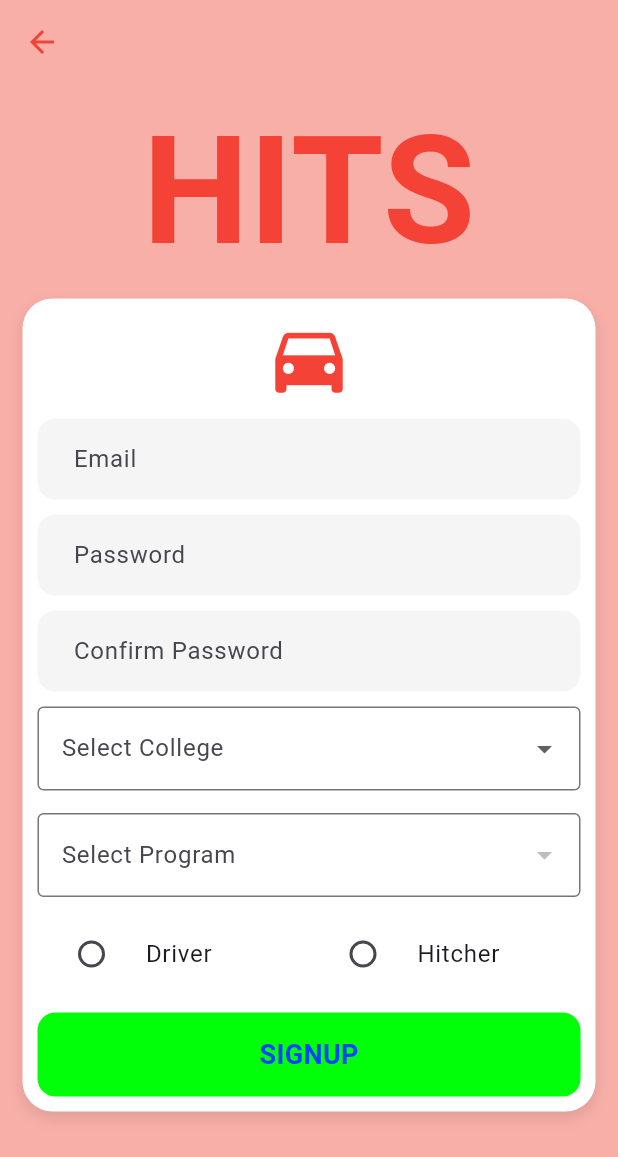
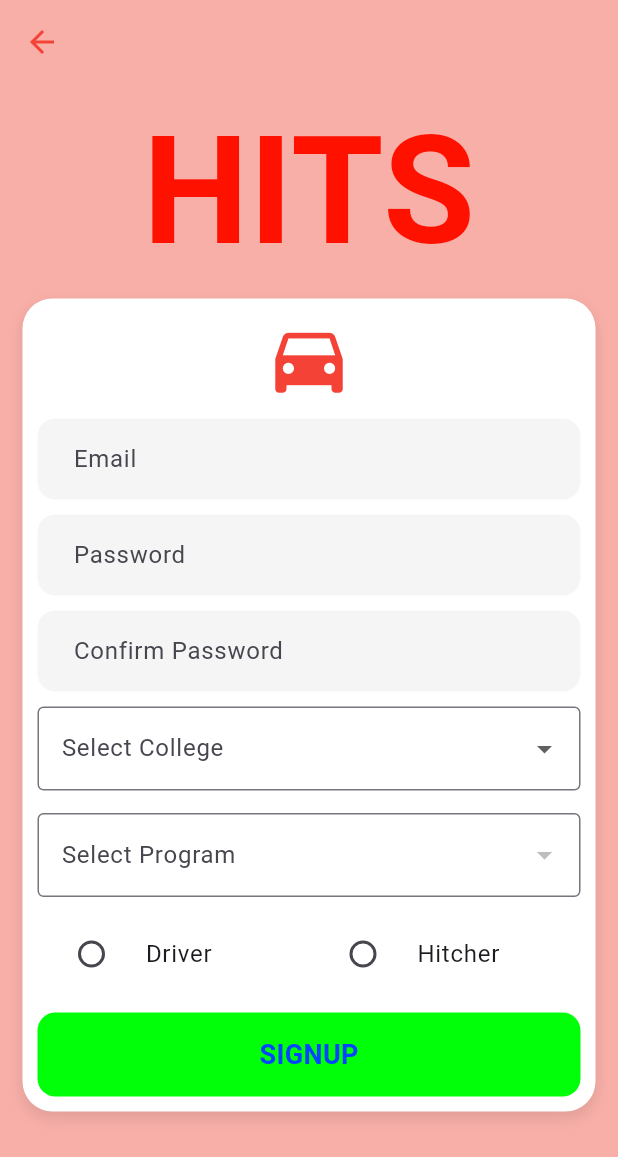
Before and after one commit to cybot555/mmcm_hits_repo, a Flutter app: the SignupPage screen opened directly with empty values, on a phone screen of 412 x 824 dp. Shown: the top 1157 px of the screen. Run offline on Flutter 3.47's test engine with Material 3 defaults, Android fonts, the phone set to English and light mode, and no system bars; our stand-ins replace cloud_firestore, file_picker, firebase_auth, firebase_core; accounts and stored records are empty.

Commit message:
matched HITS color in signup page to be same as signin page

```diff
--- a/lib/pages/signup_page.dart
+++ b/lib/pages/signup_page.dart
@@ -5,6 +5,7 @@ import 'package:mmcm_hits/components/my_textfield.dart';
 import 'package:mmcm_hits/components/my_college_dropdown.dart';
 import 'package:mmcm_hits/components/driver_or_rider.dart';
 import 'package:mmcm_hits/components/driver_verification.dart';
+import 'package:mmcm_hits/pages/home.dart';
 
 class SignupPage extends StatefulWidget {
   final Function()? onTap;
@@ -65,7 +66,7 @@ class _SignupPageState extends State<SignupPage> {
       Navigator.pop(context); // close loading
 
       // maybe go to home page after sign up
-      // Navigator.pushReplacementNamed(context, "/home");
+      Navigator.pushReplacementNamed(context, "/home");
     } on FirebaseAuthException catch (e) {
       if (!mounted) return;
       Navigator.pop(context);
@@ -111,7 +112,7 @@ class _SignupPageState extends State<SignupPage> {
                     const Text(
                       "HITS",
                       style: TextStyle(
-                        color: Colors.red,
+                        color: Color.fromARGB(255, 255, 17, 0),
                         fontSize: 100,
                         fontWeight: FontWeight.bold,
                       ),
```
